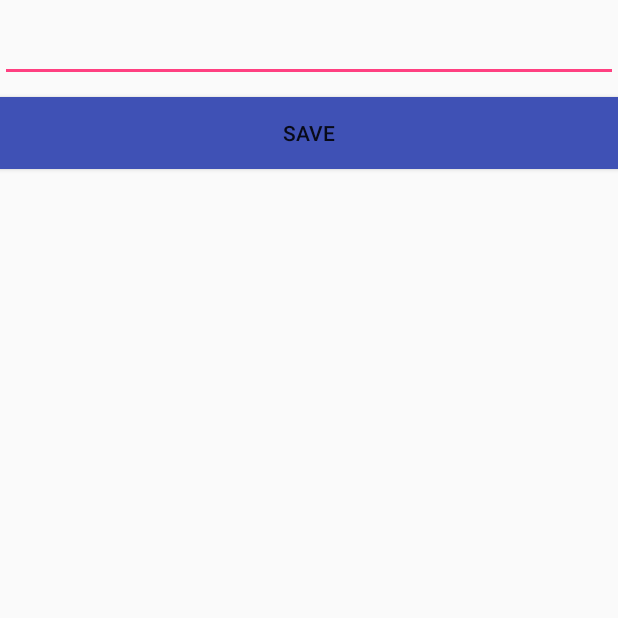
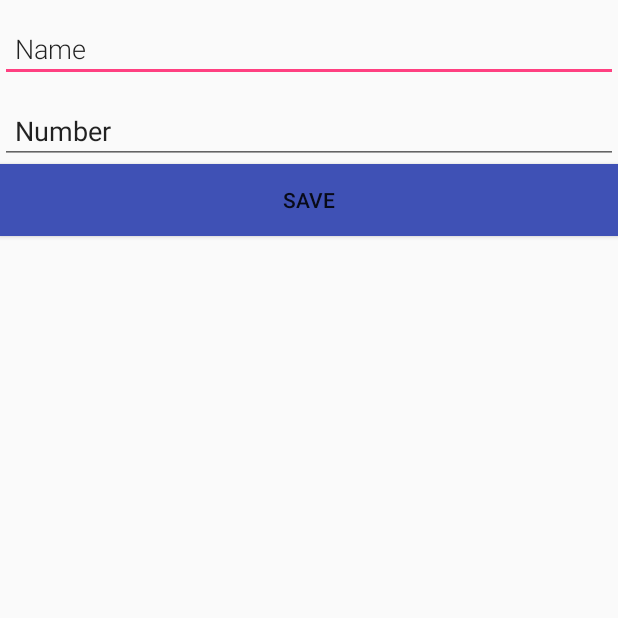
Before and after one commit to xixsuse/lendTrack, an Android app: the screen it shows after launch (NewWordActivity), after a tap on "NEW", on a phone screen of 412 x 824 dp, the top half of it. Run offline under Robolectric (Android 15) with nearby library versions, the phone set to English and light mode, and no system bars; our stand-ins replace Room's generated code; libraries missing offline, so code that uses them is left out: android.arch.persistence.

Commit message:
Update added

```diff
--- a/app/src/main/java/com/atulvinod/room/Database.java
+++ b/app/src/main/java/com/atulvinod/room/Database.java
@@ -21,6 +21,7 @@ public abstract class Database extends RoomDatabase {
                 INSTANCE = Room.databaseBuilder(c.getApplicationContext(),
                         Database.class, "entity_database").fallbackToDestructiveMigration().addCallback(callback).build();
 
+                /* .fallbackToDestructiveMigration clears the database when schema of the table is changed*/
             }
         }
     }
--- a/app/src/main/java/com/atulvinod/room/EntityDAO.java
+++ b/app/src/main/java/com/atulvinod/room/EntityDAO.java
@@ -11,14 +11,18 @@ import java.util.List;
 @Dao
 public interface EntityDAO {
 
-    @Query("SELECT * FROM entity_table ORDER BY name ASC")
+    @Query("SELECT * FROM entity_table ORDER BY mID ASC")
     LiveData<List<Entity>> getEntity();
 
     @Insert
     void insert(Entity entity);
 
-    @Query("DELETE FROM ENTITY_TABLE")
+    @Query("DELETE FROM entity_table")
     void deleteAll();
 
+    @Query("DELETE FROM entity_table WHERE mID = :id")
+    void deleteRow(int id);
 
+    @Query("UPDATE entity_table SET amount =:value WHERE mID = :id")
+    void update(int id,int value);
 }
--- a/app/src/main/java/com/atulvinod/room/EntityViewModel.java
+++ b/app/src/main/java/com/atulvinod/room/EntityViewModel.java
@@ -22,4 +22,10 @@ public class EntityViewModel extends AndroidViewModel {
     public void insert(Entity e){
         repo.insert(e);
     }
+    public void delete(int id){
+        repo.delete(id);
+    }
+    public void update(EntityData e){
+        repo.update(e);
+    }
 }
--- a/app/src/main/java/com/atulvinod/room/MainActivity.java
+++ b/app/src/main/java/com/atulvinod/room/MainActivity.java
@@ -50,7 +50,8 @@ public class MainActivity extends AppCompatActivity {
         super.onActivityResult(requestCode,resultCode,data);
 
         if(requestCode==NEW_ENTITY_ACTIVITY_REQUEST_CODE&&resultCode==RESULT_OK){
-            Entity entity = new Entity(data.getStringExtra(NewWordActivity.EXTRA_REPLY),0);
+
+            Entity entity = new Entity(Integer.parseInt(data.getStringExtra(NewWordActivity.AMOUNT_REPLY)),data.getStringExtra(NewWordActivity.EXTRA_REPLY),0);
             model.insert(entity);
 
         }else{
--- a/app/src/main/java/com/atulvinod/room/NewWordActivity.java
+++ b/app/src/main/java/com/atulvinod/room/NewWordActivity.java
@@ -14,13 +14,15 @@ import android.widget.EditText;
 public class NewWordActivity extends AppCompatActivity {
 
     public static final String EXTRA_REPLY = "com.example.android.wordlistsql.REPLY";
+    public static final String AMOUNT_REPLY = "com.example.android.wordlistsql.AMOUNT";
 
-    private EditText text;
+    private EditText text,amount;
     @Override
     protected void onCreate(Bundle savedInstanceState) {
         super.onCreate(savedInstanceState);
         setContentView(R.layout.activity_new_word);
         text = findViewById(R.id.edit_word);
+        amount = findViewById(R.id.numberInput);
         final Button button = findViewById(R.id.button_save);
         button.setOnClickListener(new View.OnClickListener() {
             @Override
@@ -30,7 +32,9 @@ public class NewWordActivity extends AppCompatActivity {
                     setResult(RESULT_CANCELED,reply);
                 }else{
                     String textWord = text.getText().toString();
+                    String amountText = amount.getText().toString();
                     reply.putExtra(EXTRA_REPLY,textWord);
+                    reply.putExtra(AMOUNT_REPLY,amountText);
                     setResult(RESULT_OK,reply);
                 }
                 finish();
--- a/app/src/main/res/layout/activity_new_word.xml
+++ b/app/src/main/res/layout/activity_new_word.xml
@@ -22,12 +22,22 @@ limitations under the License. -->
         android:id="@+id/edit_word"
         android:layout_width="match_parent"
         android:layout_height="wrap_content"
+        android:layout_marginBottom="10dp"
+        android:layout_marginTop="10dp"
         android:fontFamily="sans-serif-light"
         android:inputType="textAutoComplete"
         android:padding="10dp"
-        android:layout_marginBottom="10dp"
-        android:layout_marginTop="10dp"
+        android:text="Name"
         android:textSize="18sp" />
+
+    <EditText
+        android:id="@+id/numberInput"
+        android:layout_width="match_parent"
+        android:layout_height="wrap_content"
+        android:ems="10"
+        android:inputType="number"
+        android:padding="10dp"
+        android:text="Number" />
 
     <Button
         android:id="@+id/button_save"
```
Also changed, not shown: app/src/main/java/com/atulvinod/room/Entity.java (+12 -1 lines), app/src/main/java/com/atulvinod/room/EntityData.java (+22 -0 lines), app/src/main/java/com/atulvinod/room/ListAdapter.java (+60 -8 lines), app/src/main/java/com/atulvinod/room/Repository.java (+26 -0 lines), app/src/main/res/layout/activity_main.xml (+6 -5 lines), app/src/main/res/layout/entity.xml (+22 -6 lines).
